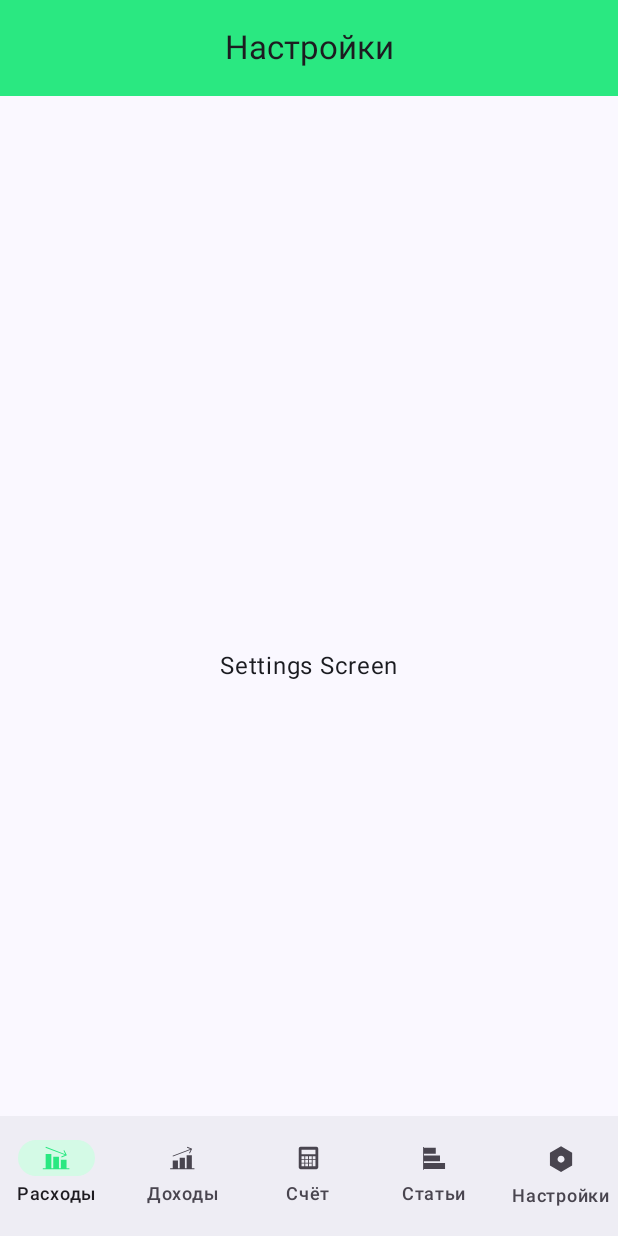
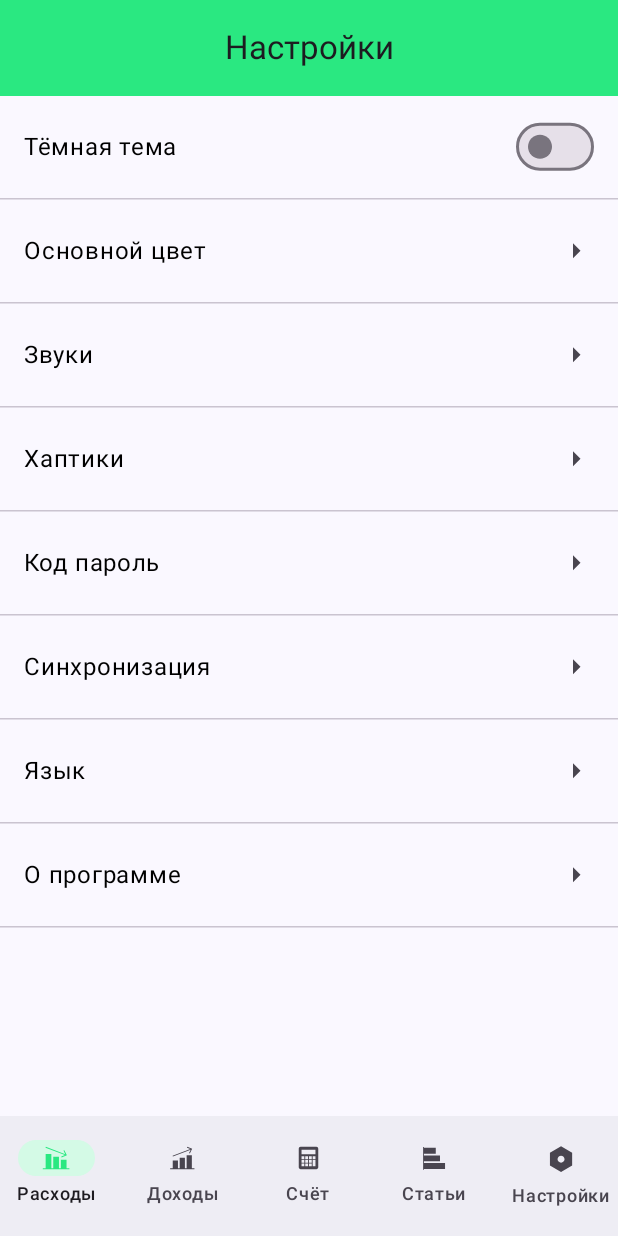
Before and after one commit to roganofff/yandex-smd, an Android app built with Jetpack Compose: the settings screen opened through its navigation route, on a phone screen of 412 x 824 dp. Run offline under Robolectric (Android 15) with nearby library versions, the phone set to English and light mode, and no system bars.

Commit message:
feat: added mock data for CategoriesScreen and SettingsScreen

```diff
--- a/app/src/main/java/quo/yandex/financialawareness/data/MockData.kt
+++ b/app/src/main/java/quo/yandex/financialawareness/data/MockData.kt
@@ -201,3 +201,70 @@ fun provideCategoriesMockData() = listOf(
         isLeading = false,
     )
 )
+
+fun provideSettings() = listOf(
+    ItemData(
+        title = "Тёмная тема",
+        comment = null,
+        price = null,
+        leadIcon = null,
+        trailIcon = R.drawable.mock_switch,
+        isLeading = false,
+    ),
+    ItemData(
+        title = "Основной цвет",
+        comment = null,
+        price = null,
+        leadIcon = null,
+        trailIcon = R.drawable.ic_arrow_right,
+        isLeading = false,
+    ),
+    ItemData(
+        title = "Звуки",
+        comment = null,
+        price = null,
+        leadIcon = null,
+        trailIcon = R.drawable.ic_arrow_right,
+        isLeading = false,
+    ),
+    ItemData(
+        title = "Хаптики",
+        comment = null,
+        price = null,
+        leadIcon = null,
+        trailIcon = R.drawable.ic_arrow_right,
+        isLeading = false,
+    ),
+    ItemData(
+        title = "Код пароль",
+        comment = null,
+        price = null,
+        leadIcon = null,
+        trailIcon = R.drawable.ic_arrow_right,
+        isLeading = false,
+    ),
+    ItemData(
+        title = "Синхронизация",
+        comment = null,
+        price = null,
+        leadIcon = null,
+        trailIcon = R.drawable.ic_arrow_right,
+        isLeading = false,
+    ),
+    ItemData(
+        title = "Язык",
+        comment = null,
+        price = null,
+        leadIcon = null,
+        trailIcon = R.drawable.ic_arrow_right,
+        isLeading = false,
+    ),
+    ItemData(
+        title = "О программе",
+        comment = null,
+        price = null,
+        leadIcon = null,
+        trailIcon = R.drawable.ic_arrow_right,
+        isLeading = false,
+    ),
+)
--- a/app/src/main/java/quo/yandex/financialawareness/presentation/screens/AccountScreen.kt
+++ b/app/src/main/java/quo/yandex/financialawareness/presentation/screens/AccountScreen.kt
@@ -21,8 +21,10 @@ import androidx.compose.ui.Modifier
 import androidx.compose.ui.graphics.Color
 import androidx.compose.ui.layout.ContentScale
 import androidx.compose.ui.res.painterResource
+import androidx.compose.ui.text.font.FontWeight
 import androidx.compose.ui.tooling.preview.Preview
 import androidx.compose.ui.unit.dp
+import androidx.compose.ui.unit.sp
 import quo.yandex.financialawareness.R
 import quo.yandex.financialawareness.data.provideAccountMockData
 import quo.yandex.financialawareness.presentation.ui.components.FloatingButton
@@ -45,6 +47,10 @@ fun AccountScreen(modifier: Modifier = Modifier) {
                     Text(
                         "Мой счёт",
                         maxLines = 1,
+                        fontSize = 22.sp,
+                        lineHeight = 28.sp,
+                        letterSpacing = 0.sp,
+                        fontWeight = FontWeight(400),
                     )
                 },
                 actions = {
--- a/app/src/main/java/quo/yandex/financialawareness/presentation/screens/CategoriesScreen.kt
+++ b/app/src/main/java/quo/yandex/financialawareness/presentation/screens/CategoriesScreen.kt
@@ -1,13 +1,14 @@
 package quo.yandex.financialawareness.presentation.screens
 
 import androidx.compose.foundation.layout.Arrangement
-import androidx.compose.foundation.layout.Box
-import androidx.compose.foundation.layout.Column
 import androidx.compose.foundation.layout.fillMaxSize
 import androidx.compose.foundation.layout.fillMaxWidth
 import androidx.compose.foundation.layout.padding
+import androidx.compose.foundation.lazy.LazyColumn
+import androidx.compose.foundation.lazy.items
 import androidx.compose.material3.CenterAlignedTopAppBar
 import androidx.compose.material3.ExperimentalMaterial3Api
+import androidx.compose.material3.HorizontalDivider
 import androidx.compose.material3.Scaffold
 import androidx.compose.material3.Text
 import androidx.compose.material3.TopAppBarDefaults
@@ -15,7 +16,12 @@ import androidx.compose.runtime.Composable
 import androidx.compose.ui.Alignment
 import androidx.compose.ui.Modifier
 import androidx.compose.ui.graphics.Color
+import androidx.compose.ui.text.font.FontWeight
 import androidx.compose.ui.tooling.preview.Preview
+import androidx.compose.ui.unit.dp
+import androidx.compose.ui.unit.sp
+import quo.yandex.financialawareness.data.provideCategoriesMockData
+import quo.yandex.financialawareness.presentation.ui.components.ListItem
 
 @Preview
 @OptIn(ExperimentalMaterial3Api::class)
@@ -33,17 +39,37 @@ fun CategoriesScreen(modifier: Modifier = Modifier) {
                     Text(
                         "Мои статьи",
                         maxLines = 1,
+                        fontSize = 22.sp,
+                        lineHeight = 28.sp,
+                        letterSpacing = 0.sp,
+                        fontWeight = FontWeight(400),
                     )
                 },
             )
         },
     ) { contentPadding ->
-        Column(
+
+        LazyColumn(
             modifier = Modifier.fillMaxSize().padding(contentPadding),
             horizontalAlignment = Alignment.CenterHorizontally,
-            verticalArrangement = Arrangement.Center
+            verticalArrangement = Arrangement.Top
         ) {
-            Text("Categories Screen")
+            items(provideCategoriesMockData()) { item ->
+                ListItem(
+                    title = item.title,
+                    comment = item.comment,
+                    price = item.price,
+                    leadIcon = item.leadIcon,
+                    trailIcon = item.trailIcon,
+                    isLeading = item.isLeading,
+                    isEmojiIcon = item.isEmojiIcon,
+                )
+                HorizontalDivider(
+                    modifier = Modifier.fillMaxWidth(),
+                    thickness = 1.dp,
+                    color = Color(0xFFCAC4D0)
+                )
+            }
         }
     }
 }
--- a/app/src/main/java/quo/yandex/financialawareness/presentation/screens/ExpensesScreen.kt
+++ b/app/src/main/java/quo/yandex/financialawareness/presentation/screens/ExpensesScreen.kt
@@ -25,8 +25,10 @@ import androidx.compose.ui.Modifier
 import androidx.compose.ui.graphics.Color
 import androidx.compose.ui.layout.ContentScale
 import androidx.compose.ui.res.painterResource
+import androidx.compose.ui.text.font.FontWeight
 import androidx.compose.ui.tooling.preview.Preview
 import androidx.compose.ui.unit.dp
+import androidx.compose.ui.unit.sp
 import quo.yandex.financialawareness.R
 import quo.yandex.financialawareness.data.provideExpensesMockData
 import quo.yandex.financialawareness.presentation.ui.components.FloatingButton
@@ -52,6 +54,10 @@ fun ExpensesScreen(modifier: Modifier = Modifier) {
                     Text(
                         "Расходы за ${periods[selectedPeriod]}",
                         maxLines = 1,
+                        fontSize = 22.sp,
+                        lineHeight = 28.sp,
+                        letterSpacing = 0.sp,
+                        fontWeight = FontWeight(400),
                     )
                 },
                 actions = {
--- a/app/src/main/java/quo/yandex/financialawareness/presentation/screens/IncomeScreen.kt
+++ b/app/src/main/java/quo/yandex/financialawareness/presentation/screens/IncomeScreen.kt
@@ -25,8 +25,10 @@ import androidx.compose.ui.Modifier
 import androidx.compose.ui.graphics.Color
 import androidx.compose.ui.layout.ContentScale
 import androidx.compose.ui.res.painterResource
+import androidx.compose.ui.text.font.FontWeight
 import androidx.compose.ui.tooling.preview.Preview
 import androidx.compose.ui.unit.dp
+import androidx.compose.ui.unit.sp
 import quo.yandex.financialawareness.R
 import quo.yandex.financialawareness.data.provideIncomeMockData
 import quo.yandex.financialawareness.presentation.ui.components.FloatingButton
@@ -51,6 +53,10 @@ fun IncomeScreen(modifier: Modifier = Modifier) {
                     Text(
                         "Доходы за ${periods[selectedPeriod]}",
                         maxLines = 1,
+                        fontSize = 22.sp,
+                        lineHeight = 28.sp,
+                        letterSpacing = 0.sp,
+                        fontWeight = FontWeight(400),
                     )
                 },
                 actions = {
--- a/app/src/main/java/quo/yandex/financialawareness/presentation/screens/SettingsScreen.kt
+++ b/app/src/main/java/quo/yandex/financialawareness/presentation/screens/SettingsScreen.kt
@@ -1,13 +1,14 @@
 package quo.yandex.financialawareness.presentation.screens
 
 import androidx.compose.foundation.layout.Arrangement
-import androidx.compose.foundation.layout.Box
-import androidx.compose.foundation.layout.Column
 import androidx.compose.foundation.layout.fillMaxSize
 import androidx.compose.foundation.layout.fillMaxWidth
 import androidx.compose.foundation.layout.padding
+import androidx.compose.foundation.lazy.LazyColumn
+import androidx.compose.foundation.lazy.items
 import androidx.compose.material3.CenterAlignedTopAppBar
 import androidx.compose.material3.ExperimentalMaterial3Api
+import androidx.compose.material3.HorizontalDivider
 import androidx.compose.material3.Scaffold
 import androidx.compose.material3.Text
 import androidx.compose.material3.TopAppBarDefaults
@@ -15,7 +16,13 @@ import androidx.compose.runtime.Composable
 import androidx.compose.ui.Alignment
 import androidx.compose.ui.Modifier
 import androidx.compose.ui.graphics.Color
+import androidx.compose.ui.text.font.FontWeight
+import androidx.compose.ui.text.style.TextAlign
 import androidx.compose.ui.tooling.preview.Preview
+import androidx.compose.ui.unit.dp
+import androidx.compose.ui.unit.sp
+import quo.yandex.financialawareness.data.provideSettings
+import quo.yandex.financialawareness.presentation.ui.components.ListItem
 
 @Preview
 @OptIn(ExperimentalMaterial3Api::class)
@@ -31,19 +38,38 @@ fun SettingsScreen(modifier: Modifier = Modifier) {
                 ),
                 title = {
                     Text(
-                        "Настройки",
+                        text = "Настройки",
                         maxLines = 1,
+                        fontSize = 22.sp,
+                        lineHeight = 28.sp,
+                        letterSpacing = 0.sp,
+                        fontWeight = FontWeight(400),
                     )
                 },
             )
         },
     ) { contentPadding ->
-        Column(
+        LazyColumn(
             modifier = Modifier.fillMaxSize().padding(contentPadding),
             horizontalAlignment = Alignment.CenterHorizontally,
-            verticalArrangement = Arrangement.Center
+            verticalArrangement = Arrangement.Top
         ) {
-            Text("Settings Screen")
+            items(provideSettings()) { item ->
+                ListItem(
+                    title = item.title,
+                    comment = item.comment,
+                    price = item.price,
+                    leadIcon = item.leadIcon,
+                    trailIcon = item.trailIcon,
+                    isLeading = item.isLeading,
+                    isEmojiIcon = item.isEmojiIcon,
+                )
+                HorizontalDivider(
+                    modifier = Modifier.fillMaxWidth(),
+                    thickness = 1.dp,
+                    color = Color(0xFFCAC4D0)
+                )
+            }
         }
     }
 }
--- a/app/src/main/java/quo/yandex/financialawareness/presentation/ui/components/ListItem.kt
+++ b/app/src/main/java/quo/yandex/financialawareness/presentation/ui/components/ListItem.kt
@@ -109,7 +109,7 @@ fun ListItem(
                 contentDescription = null,
                 modifier = Modifier
                     .padding(end = 16.dp)
-                    .size(24.dp)
+//                    .size(24.dp)  only for now
             )
         }
     }
--- /dev/null
+++ b/app/src/main/res/drawable/ic_arrow_right.xml
@@ -0,0 +1,9 @@
+<vector xmlns:android="http://schemas.android.com/apk/res/android"
+    android:width="24dp"
+    android:height="25dp"
+    android:viewportWidth="24"
+    android:viewportHeight="25">
+  <path
+      android:pathData="M10,17.5V7.5L15,12.5L10,17.5Z"
+      android:fillColor="#49454F"/>
+</vector>
--- /dev/null
+++ b/app/src/main/res/drawable/mock_switch.xml
@@ -0,0 +1,17 @@
+<vector xmlns:android="http://schemas.android.com/apk/res/android"
+    android:width="60dp"
+    android:height="49dp"
+    android:viewportWidth="60"
+    android:viewportHeight="49">
+  <path
+      android:pathData="M24,9.5L44,9.5A15,15 0,0 1,59 24.5L59,24.5A15,15 0,0 1,44 39.5L24,39.5A15,15 0,0 1,9 24.5L9,24.5A15,15 0,0 1,24 9.5z"
+      android:fillColor="#E6E0E9"/>
+  <path
+      android:pathData="M24,9.5L44,9.5A15,15 0,0 1,59 24.5L59,24.5A15,15 0,0 1,44 39.5L24,39.5A15,15 0,0 1,9 24.5L9,24.5A15,15 0,0 1,24 9.5z"
+      android:strokeWidth="2"
+      android:fillColor="#00000000"
+      android:strokeColor="#79747E"/>
+  <path
+      android:pathData="M24,16.5L24,16.5A8,8 0,0 1,32 24.5L32,24.5A8,8 0,0 1,24 32.5L24,32.5A8,8 0,0 1,16 24.5L16,24.5A8,8 0,0 1,24 16.5z"
+      android:fillColor="#79747E"/>
+</vector>
```
